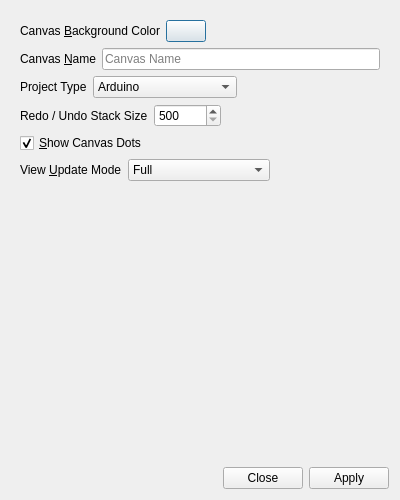
textbrowser/glitch, file UI/glitch-canvas-settings.ui: the form before one commit.
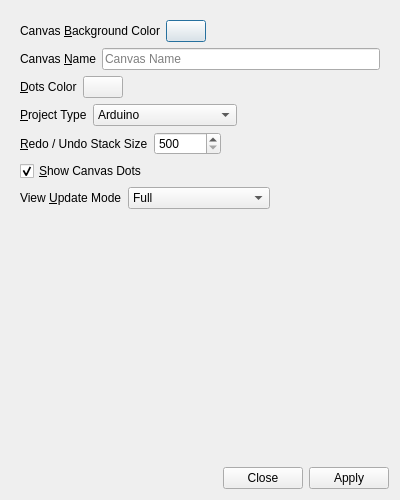
The form after the commit. Icons and pictures are not drawn.

Commit message: Dots color.

Patch:
```diff
--- a/UI/glitch-canvas-settings.ui
+++ b/UI/glitch-canvas-settings.ui
@@ -31,8 +31,8 @@
        <rect>
         <x>0</x>
         <y>0</y>
-        <width>382</width>
-        <height>451</height>
+        <width>388</width>
+        <height>448</height>
        </rect>
       </property>
       <layout class="QVBoxLayout" name="verticalLayout_2">
@@ -91,12 +91,46 @@
          </item>
         </layout>
        </item>
+       <item>
+        <layout class="QHBoxLayout" name="horizontalLayout_6">
+         <item>
+          <widget class="QLabel" name="label_6">
+           <property name="text">
+            <string>&amp;Dots Color</string>
+           </property>
+           <property name="buddy">
+            <cstring>dots_color</cstring>
+           </property>
+          </widget>
+         </item>
+         <item>
+          <widget class="QPushButton" name="dots_color">
+           <property name="text">
+            <string notr="true"/>
+           </property>
+          </widget>
+         </item>
+         <item>
+          <spacer name="horizontalSpacer_5">
+           <property name="orientation">
+            <enum>Qt::Horizontal</enum>
+           </property>
+           <property name="sizeHint" stdset="0">
+            <size>
+             <width>40</width>
+             <height>20</height>
+            </size>
+           </property>
+          </spacer>
+         </item>
+        </layout>
+       </item>
        <item>
         <layout class="QHBoxLayout" name="horizontalLayout_4">
          <item>
           <widget class="QLabel" name="label_4">
            <property name="text">
-            <string>Project Type</string>
+            <string>&amp;Project Type</string>
            </property>
            <property name="buddy">
             <cstring>project_type</cstring>
@@ -144,7 +178,7 @@
          <item>
           <widget class="QLabel" name="label_5">
            <property name="text">
-            <string>Redo / Undo Stack Size</string>
+            <string>&amp;Redo / Undo Stack Size</string>
            </property>
            <property name="buddy">
             <cstring>update_mode</cstring>
```
Left out of the diff: 11 changed lines with no effect on the pictures. The commit also changes 6 other files.
